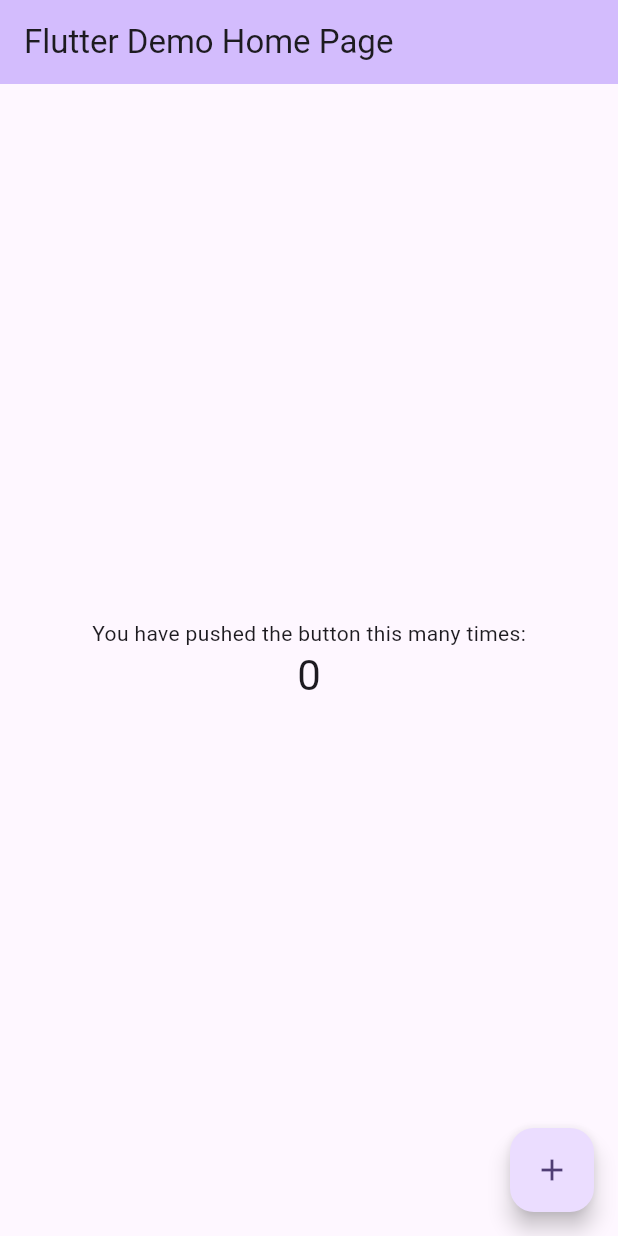
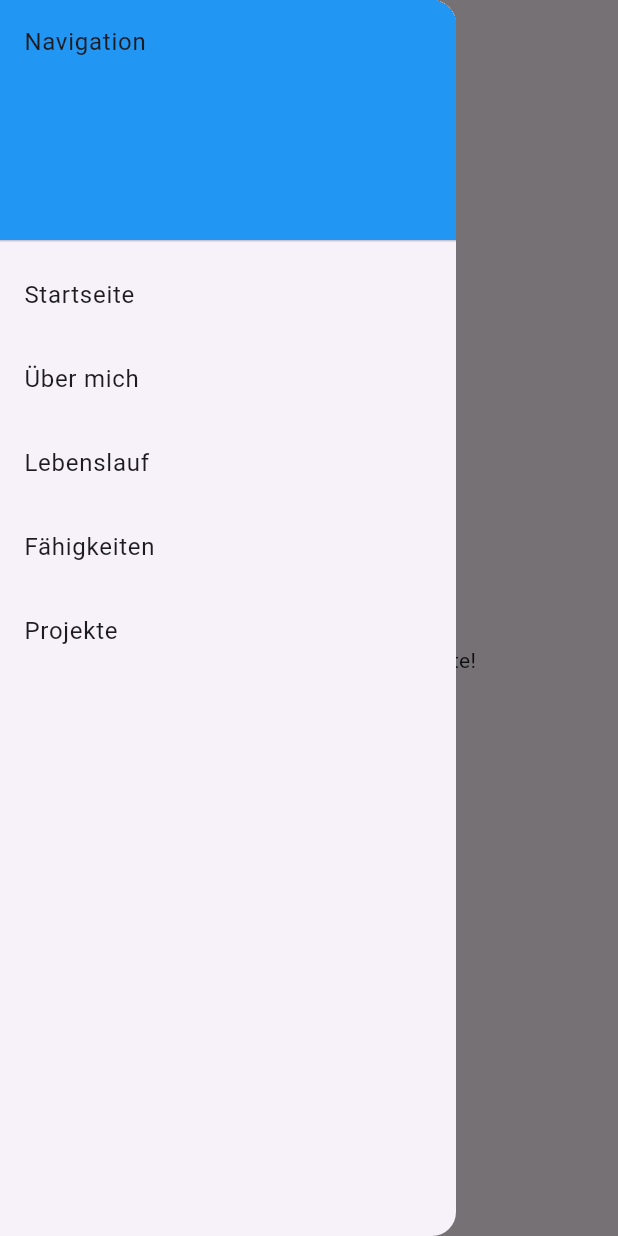
Before and after one commit to JRen2002/portfolio_5505597, a Flutter app: the screen it shows after launch, with the side drawer open (before the commit the screen has no drawer), on a phone screen of 412 x 824 dp. Run offline on Flutter 3.47's test engine with Material 3 defaults, Android fonts, the phone set to English and light mode, and no system bars.

Commit message:
Naivgation hinzugefügt

```diff
--- a/portfolio_5505597/lib/main.dart
+++ b/portfolio_5505597/lib/main.dart
@@ -1,125 +1,206 @@
 import 'package:flutter/material.dart';
 
 void main() {
-  runApp(const MyApp());
+  runApp(MyApp());
 }
 
 class MyApp extends StatelessWidget {
-  const MyApp({super.key});
-
-  // This widget is the root of your application.
   @override
   Widget build(BuildContext context) {
     return MaterialApp(
-      title: 'Flutter Demo',
+      title: 'Mein Portfolio',
       theme: ThemeData(
-        // This is the theme of your application.
-        //
-        // TRY THIS: Try running your application with "flutter run". You'll see
-        // the application has a purple toolbar. Then, without quitting the app,
-        // try changing the seedColor in the colorScheme below to Colors.green
-        // and then invoke "hot reload" (save your changes or press the "hot
-        // reload" button in a Flutter-supported IDE, or press "r" if you used
-        // the command line to start the app).
-        //
-        // Notice that the counter didn't reset back to zero; the application
-        // state is not lost during the reload. To reset the state, use hot
-        // restart instead.
-        //
-        // This works for code too, not just values: Most code changes can be
-        // tested with just a hot reload.
-        colorScheme: ColorScheme.fromSeed(seedColor: Colors.deepPurple),
-        useMaterial3: true,
+        primarySwatch: Colors.blue,
       ),
-      home: const MyHomePage(title: 'Flutter Demo Home Page'),
+      home: HomePage(),
+      routes: {
+        '/home': (context) => HomePage(),
+        '/about': (context) => AboutPage(),
+        '/resume': (context) => ResumePage(),
+        '/skills': (context) => SkillsPage(),
+        '/projects': (context) => ProjectsPage(),
+      },
     );
   }
 }
 
-class MyHomePage extends StatefulWidget {
-  const MyHomePage({super.key, required this.title});
-
-  // This widget is the home page of your application. It is stateful, meaning
-  // that it has a State object (defined below) that contains fields that affect
-  // how it looks.
-
-  // This class is the configuration for the state. It holds the values (in this
-  // case the title) provided by the parent (in this case the App widget) and
-  // used by the build method of the State. Fields in a Widget subclass are
-  // always marked "final".
-
-  final String title;
-
-  @override
-  State<MyHomePage> createState() => _MyHomePageState();
-}
-
-class _MyHomePageState extends State<MyHomePage> {
-  int _counter = 0;
-
-  void _incrementCounter() {
-    setState(() {
-      // This call to setState tells the Flutter framework that something has
-      // changed in this State, which causes it to rerun the build method below
-      // so that the display can reflect the updated values. If we changed
-      // _counter without calling setState(), then the build method would not be
-      // called again, and so nothing would appear to happen.
-      _counter++;
-    });
-  }
-
+class HomePage extends StatelessWidget {
   @override
   Widget build(BuildContext context) {
-    // This method is rerun every time setState is called, for instance as done
-    // by the _incrementCounter method above.
-    //
-    // The Flutter framework has been optimized to make rerunning build methods
-    // fast, so that you can just rebuild anything that needs updating rather
-    // than having to individually change instances of widgets.
     return Scaffold(
       appBar: AppBar(
-        // TRY THIS: Try changing the color here to a specific color (to
-        // Colors.amber, perhaps?) and trigger a hot reload to see the AppBar
-        // change color while the other colors stay the same.
-        backgroundColor: Theme.of(context).colorScheme.inversePrimary,
-        // Here we take the value from the MyHomePage object that was created by
-        // the App.build method, and use it to set our appbar title.
-        title: Text(widget.title),
+        title: Text('Startseite'),
       ),
-      body: Center(
-        // Center is a layout widget. It takes a single child and positions it
-        // in the middle of the parent.
-        child: Column(
-          // Column is also a layout widget. It takes a list of children and
-          // arranges them vertically. By default, it sizes itself to fit its
-          // children horizontally, and tries to be as tall as its parent.
-          //
-          // Column has various properties to control how it sizes itself and
-          // how it positions its children. Here we use mainAxisAlignment to
-          // center the children vertically; the main axis here is the vertical
-          // axis because Columns are vertical (the cross axis would be
-          // horizontal).
-          //
-          // TRY THIS: Invoke "debug painting" (choose the "Toggle Debug Paint"
-          // action in the IDE, or press "p" in the console), to see the
-          // wireframe for each widget.
-          mainAxisAlignment: MainAxisAlignment.center,
+      drawer: Drawer(
+        child: ListView(
+          padding: EdgeInsets.zero,
           children: <Widget>[
-            const Text(
-              'You have pushed the button this many times:',
+            DrawerHeader(
+              child: Text('Navigation'),
+              decoration: BoxDecoration(
+                color: Colors.blue,
+              ),
             ),
-            Text(
-              '$_counter',
-              style: Theme.of(context).textTheme.headlineMedium,
+            ListTile(
+              title: Text('Startseite'),
+              onTap: () {
+                Navigator.pushNamed(context, '/home');
+              },
+            ),
+            ListTile(
+              title: Text('Über mich'),
+              onTap: () {
+                Navigator.pushNamed(context, '/about');
+              },
+            ),
+            ListTile(
+              title: Text('Lebenslauf'),
+              onTap: () {
+                Navigator.pushNamed(context, '/resume');
+              },
+            ),
+            ListTile(
+              title: Text('Fähigkeiten'),
+              onTap: () {
+                Navigator.pushNamed(context, '/skills');
+              },
+            ),
+            ListTile(
+              title: Text('Projekte'),
+              onTap: () {
+                Navigator.pushNamed(context, '/projects');
+              },
             ),
           ],
         ),
       ),
-      floatingActionButton: FloatingActionButton(
-        onPressed: _incrementCounter,
-        tooltip: 'Increment',
-        child: const Icon(Icons.add),
-      ), // This trailing comma makes auto-formatting nicer for build methods.
+      body: Center(
+        child: Text('Willkommen auf meiner Startseite!'),
+      ),
     );
   }
 }
+
+class AboutPage extends StatelessWidget {
+  @override
+  Widget build(BuildContext context) {
+    return Scaffold(
+      appBar: AppBar(
+        title: Text('Über mich'),
+      ),
+      body: Padding(
+        padding: EdgeInsets.all(16.0),
+        child: ListView(
+          children: [
+            Card(
+              child: ListTile(
+                title: Text('Persönliche Informationen'),
+                subtitle: Text('Mein Name ist Jonas Renner und bin 22 Jahre alt'),
+              ),
+            ),
+            Card(
+              child: ListTile(
+                title: Text('Interessen'),
+                subtitle: Text('Fußball'),
+              ),
+            ),
+            // Weitere Cards für andere Informationen hinzufügen
+          ],
+        ),
+      ),
+    );
+  }
+}
+
+class ResumePage extends StatelessWidget {
+  @override
+  Widget build(BuildContext context) {
+    return Scaffold(
+      appBar: AppBar(
+        title: Text('Lebenslauf'),
+      ),
+      body: Padding(
+        padding: EdgeInsets.all(16.0),
+        child: ListView(
+          children: [
+            Card(
+              child: ListTile(
+                title: Text('Ausbildung'),
+                subtitle: Text('Abitur 2023 auf der Johann-Philipp-Reis-Schule'),
+              ),
+            ),
+            Card(
+              child: ListTile(
+                title: Text('Berufliche Erfahrungen'),
+                subtitle: Text('Seit 2020 Aushilfe in einer Arztpraxis'),
+              ),
+            ),
+            Card(
+              child: ListTile(
+                title: Text('Wichtige Projekte'),
+                subtitle: Text('Keine Angabe'),
+              ),
+            ),
+            // Weitere Cards für andere Abschnitte hinzufügen
+          ],
+        ),
+      ),
+    );
+  }
+}
+
+class SkillsPage extends StatelessWidget {
+  @override
+  Widget build(BuildContext context) {
+    return Scaffold(
+      appBar: AppBar(
+        title: Text('Fähigkeiten'),
+      ),
+      body: Padding(
+        padding: EdgeInsets.all(16.0),
+        child: ListView(
+          children: [
+            Card(
+              child: ListTile(
+                title: Text('Programmiersprachen'),
+                subtitle: Text('C#, Java'),
+              ),
+            ),
+            Card(
+              child: ListTile(
+                title: Text('Tools'),
+                subtitle: Text('Microsoft 365, Adobe Photoshop'),
+              ),
+            ),
+            // Weitere Cards für andere Fähigkeiten hinzufügen
+          ],
+        ),
+      ),
+    );
+  }
+}
+
+class ProjectsPage extends StatelessWidget {
+  @override
+  Widget build(BuildContext context) {
+    return Scaffold(
+      appBar: AppBar(
+        title: Text('Projekte'),
+      ),
+      body: Padding(
+        padding: EdgeInsets.all(16.0),
+        child: ListView(
+          children: [
+            Card(
+              child: ListTile(
+                title: Text('Flappybird'),
+                subtitle: Text('Ein einfaches Flappybird Spiel mit extra Modifizierungen in Windows Forms mit C#'),
+              ),
+            ),
+            // Weitere Cards für andere Projekte hinzufügen
+          ],
+        ),
+      ),
+    );
+  }
+}
```
Also changed, not shown: portfolio_5505597/pubspec.lock, 1 other file.
